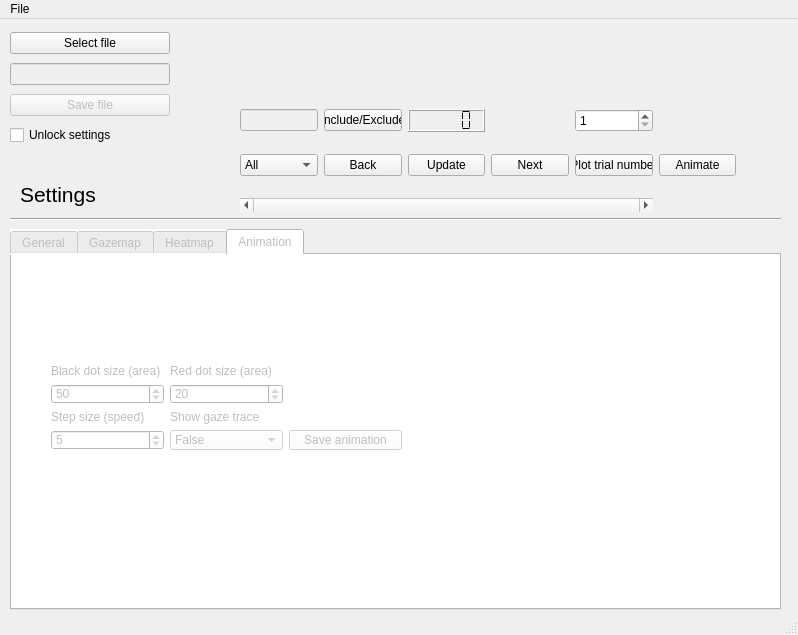
Before: the Qt Designer form Plotter/plotterGUICode.ui in jonathanvanleeuwen/EyeParser, drawn with Qt 5.
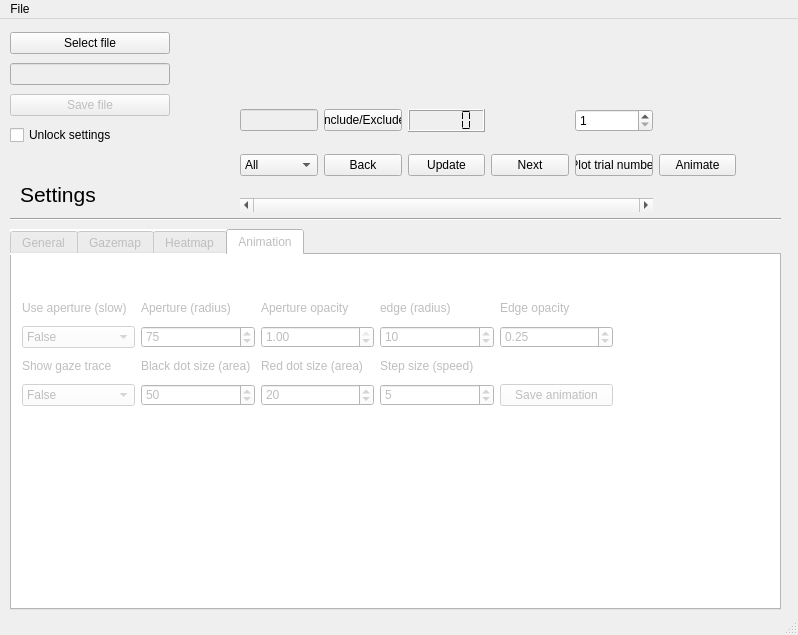
After: the same form once the commit is applied. The open tabs and pages were chosen to show the change.

Commit message: Added gaussian aparture animation, Very heavy memory leak not fixed

Patch:
```diff
--- a/Plotter/plotterGUICode.ui
+++ b/Plotter/plotterGUICode.ui
@@ -699,45 +699,15 @@
      <widget class="QWidget" name="gridLayoutWidget_9">
       <property name="geometry">
        <rect>
-        <x>39</x>
-        <y>109</y>
-        <width>351</width>
-        <height>87</height>
+        <x>10</x>
+        <y>40</y>
+        <width>591</width>
+        <height>111</height>
        </rect>
       </property>
       <layout class="QGridLayout" name="AnimationLayout">
-       <item row="2" column="0">
-        <widget class="QLabel" name="frameStepSizeL">
-         <property name="text">
-          <string>Step size (speed)</string>
-         </property>
-        </widget>
-       </item>
        <item row="3" column="0">
-        <widget class="QSpinBox" name="frameStepSize">
-         <property name="minimum">
-          <number>1</number>
-         </property>
-         <property name="maximum">
-          <number>1000</number>
-         </property>
-         <property name="value">
-          <number>5</number>
-         </property>
-        </widget>
-       </item>
-       <item row="3" column="2">
-        <widget class="QPushButton" name="saveAnimButton">
-         <property name="text">
-          <string>Save animation</string>
-         </property>
-        </widget>
-       </item>
-       <item row="3" column="1">
-        <widget class="QComboBox" name="showTrace">
-         <property name="currentText">
-          <string>False</string>
-         </property>
+        <widget class="QComboBox" name="useAperture">
          <item>
           <property name="text">
            <string>False</string>
@@ -751,27 +721,48 @@
         </widget>
        </item>
        <item row="2" column="1">
+        <widget class="QLabel" name="apertureRL">
+         <property name="text">
+          <string>Aperture (radius)</string>
+         </property>
+        </widget>
+       </item>
+       <item row="2" column="4">
+        <widget class="QLabel" name="edgeOpacL">
+         <property name="text">
+          <string>Edge opacity</string>
+         </property>
+        </widget>
+       </item>
+       <item row="2" column="2">
+        <widget class="QLabel" name="apertureOpacL">
+         <property name="text">
+          <string>Aperture opacity</string>
+         </property>
+        </widget>
+       </item>
+       <item row="2" column="3">
+        <widget class="QLabel" name="edgeRL">
+         <property name="text">
+          <string>edge (radius)</string>
+         </property>
+        </widget>
+       </item>
+       <item row="4" column="0">
         <widget class="QLabel" name="showTraceL">
          <property name="text">
           <string>Show gaze trace</string>
          </property>
         </widget>
        </item>
-       <item row="0" column="0">
-        <widget class="QLabel" name="blackDotSizeL">
-         <property name="text">
-          <string>Black dot size (area)</string>
-         </property>
-        </widget>
-       </item>
-       <item row="0" column="1">
+       <item row="4" column="2">
         <widget class="QLabel" name="redDotSizeL">
          <property name="text">
           <string>Red dot size (area)</string>
          </property>
         </widget>
        </item>
-       <item row="1" column="0">
+       <item row="5" column="1">
         <widget class="QSpinBox" name="blackDotSize">
          <property name="minimum">
           <number>1</number>
@@ -784,7 +775,45 @@
          </property>
         </widget>
        </item>
-       <item row="1" column="1">
+       <item row="5" column="0">
+        <widget class="QComboBox" name="showTrace">
+         <property name="currentText">
+          <string>False</string>
+         </property>
+         <item>
+          <property name="text">
+           <string>False</string>
+          </property>
+         </item>
+         <item>
+          <property name="text">
+           <string>True</string>
+          </property>
+         </item>
+        </widget>
+       </item>
+       <item row="5" column="4">
+        <widget class="QPushButton" name="saveAnimButton">
+         <property name="text">
+          <string>Save animation</string>
+         </property>
+        </widget>
+       </item>
+       <item row="4" column="3">
+        <widget class="QLabel" name="frameStepSizeL">
+         <property name="text">
+          <string>Step size (speed)</string>
+         </property>
+        </widget>
+       </item>
+       <item row="4" column="1">
+        <widget class="QLabel" name="blackDotSizeL">
+         <property name="text">
+          <string>Black dot size (area)</string>
+         </property>
+        </widget>
+       </item>
+       <item row="5" column="2">
         <widget class="QSpinBox" name="redDotSize">
          <property name="minimum">
           <number>1</number>
@@ -797,6 +826,78 @@
          </property>
         </widget>
        </item>
+       <item row="5" column="3">
+        <widget class="QSpinBox" name="frameStepSize">
+         <property name="minimum">
+          <number>1</number>
+         </property>
+         <property name="maximum">
+          <number>1000</number>
+         </property>
+         <property name="value">
+          <number>5</number>
+         </property>
+        </widget>
+       </item>
+       <item row="2" column="0">
+        <widget class="QLabel" name="useApertureL">
+         <property name="text">
+          <string>Use aperture (slow)</string>
+         </property>
+        </widget>
+       </item>
+       <item row="3" column="1">
+        <widget class="QSpinBox" name="apertureR">
+         <property name="minimum">
+          <number>1</number>
+         </property>
+         <property name="maximum">
+          <number>1000</number>
+         </property>
+         <property name="value">
+          <number>75</number>
+         </property>
+        </widget>
+       </item>
+       <item row="3" column="2">
+        <widget class="QDoubleSpinBox" name="apertureOpac">
+         <property name="maximum">
+          <double>1.000000000000000</double>
+         </property>
+         <property name="singleStep">
+          <double>0.010000000000000</double>
+         </property>
+         <property name="value">
+          <double>1.000000000000000</double>
+         </property>
+        </widget>
+       </item>
+       <item row="3" column="4">
+        <widget class="QDoubleSpinBox" name="edgeOpac">
+         <property name="maximum">
+          <double>1.000000000000000</double>
+         </property>
+         <property name="singleStep">
+          <double>0.010000000000000</double>
+         </property>
+         <property name="value">
+          <double>0.250000000000000</double>
+         </property>
+        </widget>
+       </item>
+       <item row="3" column="3">
+        <widget class="QSpinBox" name="edgeR">
+         <property name="minimum">
+          <number>1</number>
+         </property>
+         <property name="maximum">
+          <number>1000</number>
+         </property>
+         <property name="value">
+          <number>10</number>
+         </property>
+        </widget>
+       </item>
       </layout>
      </widget>
     </widget>
```
The commit also changes 3 other files.
